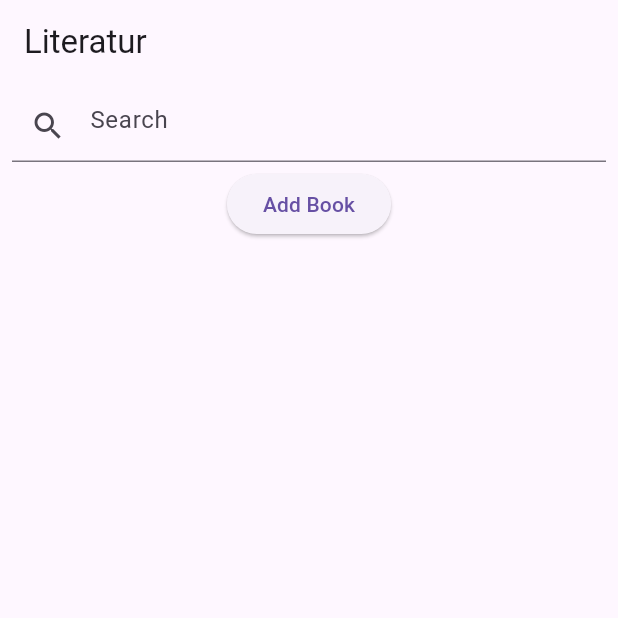
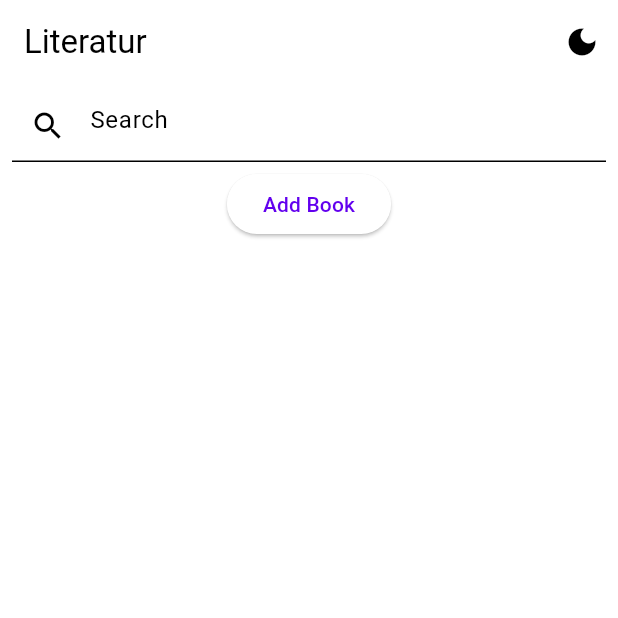
Before and after one commit to bagusindrayana/literatur-flutter, a Flutter app: the screen it shows after launch, on a phone screen of 412 x 824 dp, the top half of it. Run offline on Flutter 3.47's test engine with Material 3 defaults, Android fonts, the phone set to English and light mode, and no system bars; our stand-ins replace adaptive_theme, file_picker, flutter_cache_manager, flutter_gemini, isar, logger and 1 more; missing offline and left inert: cached_memory_image, epubx, japanese_word_tokenizer, jieba_flutter, simplytranslate, translator; accounts and stored records are empty; generated files the repository leaves out were written again.

Commit message:
dark mode

```diff
--- a/lib/main.dart
+++ b/lib/main.dart
@@ -13,17 +13,41 @@ import 'package:epubx/epubx.dart';
 import 'package:flutter_gemini/flutter_gemini.dart';
 import 'package:logger/logger.dart';
 import 'package:Literatur/pages/BookPage.dart';
+import 'package:adaptive_theme/adaptive_theme.dart';
 
-void main() {
+
+void main() async {
   Gemini.init(apiKey: 'AIzaSyCijsbFwjSHKQpsNakJZWdlX6vNSS3DBfY');
-  runApp(MyApp());
+  WidgetsFlutterBinding.ensureInitialized();
+  final savedThemeMode = await AdaptiveTheme.getThemeMode();
+  runApp(MyApp(savedThemeMode: savedThemeMode));
 }
 
 class MyApp extends StatelessWidget {
+  final AdaptiveThemeMode? savedThemeMode;
+
+  const MyApp({super.key, this.savedThemeMode});
   @override
   Widget build(BuildContext context) {
-    return MaterialApp(
+    return AdaptiveTheme(
+      light: ThemeData(
+        useMaterial3: true,
+        colorScheme: const ColorScheme.light(
+
+          primaryContainer: Colors.white,
+        ),
+      ),
+      dark: ThemeData(
+        useMaterial3: true,
+        colorScheme: const ColorScheme.dark(
+          primaryContainer: Color.fromARGB(255, 66, 64, 64),
+        ),
+      ),
+      initial: savedThemeMode ?? AdaptiveThemeMode.light,
+      builder: (theme, darkTheme) => MaterialApp(
       themeMode: ThemeMode.system,
+      theme: theme,
+      darkTheme: darkTheme,
       onGenerateRoute: (settings) {
         print(settings.name);
         if (settings.name == "/view") {
@@ -59,6 +83,7 @@ class MyApp extends StatelessWidget {
         return null;
       },
       routes: {'/': (context) => const HomePage()},
+    ),
     );
   }
 }
--- a/lib/pages/BookPage.dart
+++ b/lib/pages/BookPage.dart
@@ -12,6 +12,8 @@ import 'dart:io';
 import 'package:path_provider/path_provider.dart';
 import 'package:image/image.dart' as images;
 import 'package:flutter/widgets.dart' as widgets;
+import 'package:wakelock_plus/wakelock_plus.dart';
+import 'package:adaptive_theme/adaptive_theme.dart';
 
 class HomePage extends StatefulWidget {
   const HomePage({super.key});
@@ -172,7 +174,10 @@ class _HomePageState extends State<HomePage> {
     // }).catchError((e) {
     //   Logger().e(e);
     // });
-    _loadData();
+    Future.delayed(Duration.zero, () {
+      WakelockPlus.disable();
+      _loadData();
+    });
   }
 
   @override
@@ -181,6 +186,15 @@ class _HomePageState extends State<HomePage> {
       appBar: (!multiSelectMode)
           ? AppBar(
               title: Text("Literatur"),
+              actions: [
+                IconButton(
+                    onPressed: () {
+                      AdaptiveTheme.of(context).toggleThemeMode();
+                    },
+                    icon: AdaptiveTheme.of(context).mode.isDark
+                        ? Icon(Icons.light_mode)
+                        : Icon(Icons.dark_mode)),
+              ],
             )
           : AppBar(
               leading: IconButton(
--- a/pubspec.yaml
+++ b/pubspec.yaml
@@ -55,6 +55,8 @@ dependencies:
   simplytranslate: ^2.0.2
   jieba_flutter: ^0.1.1
   uuid: ^4.4.0
+  wakelock_plus: ^1.2.5
+  adaptive_theme: ^3.6.0
 
 dev_dependencies:
   flutter_test:
```
Also changed, not shown: lib/pages/ViewBookPage.dart (+7 -2 lines), pubspec.lock.
